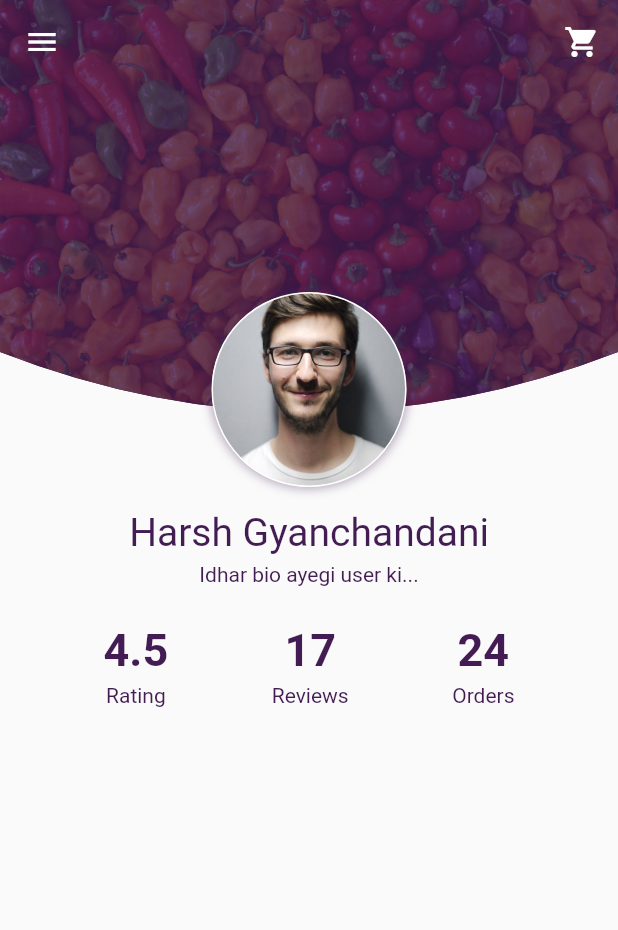
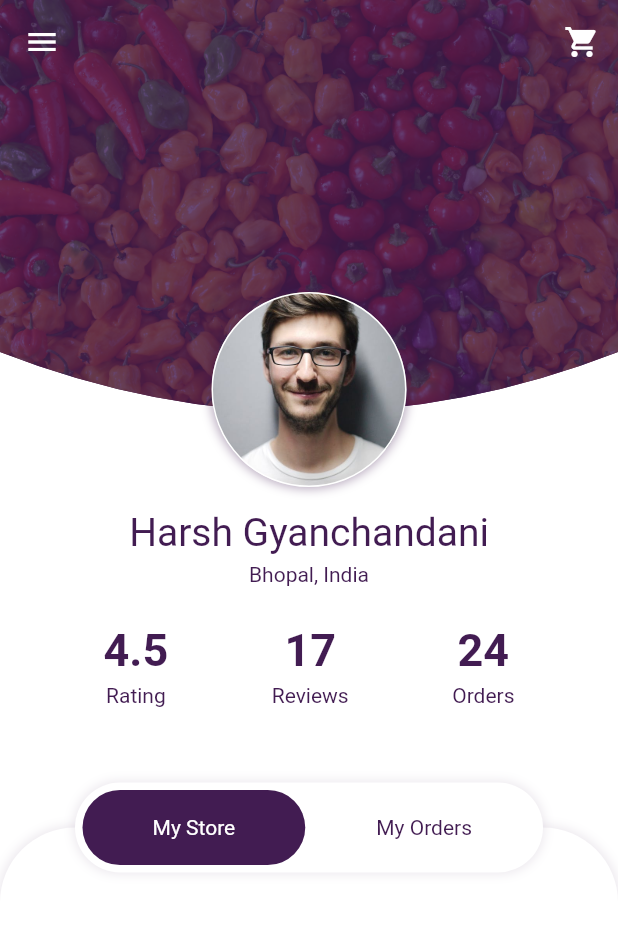
Before and after one commit to developer-arun/grocery_app, a Flutter app: the screen it shows after launch, on a phone screen of 412 x 824 dp. Shown: the top 930 px of the screen. Run offline on Flutter 3.47's test engine with Material 2 defaults, Android fonts, the phone set to English and light mode, and no system bars; our stand-ins replace flutter_custom_clippers.

Commit message:
added custom toggle bar

```diff
--- /dev/null
+++ b/lib/components/custom_toggle_bar.dart
@@ -0,0 +1,67 @@
+import 'package:flutter/material.dart';
+import 'package:grocery_app/utilities/constants.dart';
+
+class CustomToggleBar extends StatelessWidget {
+  const CustomToggleBar({
+    Key key,
+  }) : super(key: key);
+
+  @override
+  Widget build(BuildContext context) {
+    return Container(
+      height: 60,
+      padding: const EdgeInsets.all(5),
+      decoration: BoxDecoration(
+        color: kColorWhite,
+        borderRadius: BorderRadius.all(Radius.circular(30)),
+        boxShadow: [
+          BoxShadow(
+            color: kColorPurple.withOpacity(.1),
+            spreadRadius: 1,
+            blurRadius: 5,
+          ),
+        ],
+      ),
+      child: Row(
+        crossAxisAlignment: CrossAxisAlignment.stretch,
+        children: [
+          Expanded(
+            child: Container(
+              decoration: BoxDecoration(
+                color: kColorPurple,
+                borderRadius: BorderRadius.all(Radius.circular(25)),
+              ),
+              child: Center(
+                child: Text(
+                  'My Store',
+                  style: TextStyle(
+                    color: kColorWhite,
+                  ),
+                ),
+              ),
+            ),
+          ),
+          SizedBox(
+            width: 5,
+          ),
+          Expanded(
+            child: Container(
+              decoration: BoxDecoration(
+                color: kColorWhite,
+                borderRadius: BorderRadius.all(Radius.circular(25)),
+              ),
+              child: Center(
+                child: Text(
+                  'My Orders',
+                  style: TextStyle(
+                    color: kColorPurple,
+                  ),
+                ),
+              ),
+            ),
+          ),
+        ],
+      ),
+    );
+  }
+}
--- /dev/null
+++ b/lib/components/order_card.dart
@@ -0,0 +1,30 @@
+import 'package:flutter/material.dart';
+import 'package:grocery_app/utilities/constants.dart';
+
+class OrderCard extends StatelessWidget {
+  const OrderCard({
+    Key key,
+  }) : super(key: key);
+
+  @override
+  Widget build(BuildContext context) {
+    return Padding(
+      padding: const EdgeInsets.only(left: 20,top: 5,bottom: 5),
+      child: Container(
+        width: 150,
+        height: 200,
+        decoration: BoxDecoration(
+          color: kColorWhite,
+          borderRadius: BorderRadius.all(Radius.circular(10)),
+          boxShadow: [
+            BoxShadow(
+              color: kColorPurple.withOpacity(.1),
+              spreadRadius: 1,
+              blurRadius: 5,
+            ),
+          ],
+        ),
+      ),
+    );
+  }
+}
--- a/lib/screens/profile_screen.dart
+++ b/lib/screens/profile_screen.dart
@@ -1,7 +1,9 @@
 import 'package:flutter/cupertino.dart';
 import 'package:flutter/material.dart';
 import 'package:flutter_custom_clippers/flutter_custom_clippers.dart';
+import 'package:grocery_app/components/custom_toggle_bar.dart';
 import 'package:grocery_app/components/data_display_widget.dart';
+import 'package:grocery_app/components/order_card.dart';
 import 'package:grocery_app/utilities/constants.dart';
 
 class ProfileScreen extends StatefulWidget {
@@ -14,6 +16,7 @@ class _ProfileScreenState extends State<ProfileScreen> {
   Widget build(BuildContext context) {
     return Scaffold(
       extendBodyBehindAppBar: true,
+      backgroundColor: kColorWhite,
       appBar: AppBar(
         backgroundColor: kColorTransparent,
         elevation: 0,
@@ -36,7 +39,11 @@ class _ProfileScreenState extends State<ProfileScreen> {
           ),
         ],
       ),
-      body: Column(
+      body: CustomScrollView(
+        slivers: [
+          SliverFillRemaining(
+            hasScrollBody: false,
+            child: Column(
               crossAxisAlignment: CrossAxisAlignment.stretch,
               children: [
                 Stack(
@@ -54,7 +61,8 @@ class _ProfileScreenState extends State<ProfileScreen> {
                               image: AssetImage('assets/images/cover.jpg'),
                               fit: BoxFit.cover,
                               colorFilter: ColorFilter.mode(
-                            kColorPurple.withOpacity(.8), BlendMode.srcATop),
+                                  kColorPurple.withOpacity(.8),
+                                  BlendMode.srcATop),
                             ),
                           ),
                         ),
@@ -77,7 +85,8 @@ class _ProfileScreenState extends State<ProfileScreen> {
                               ),
                             ],
                             image: DecorationImage(
-                        image: AssetImage('assets/images/profile-pic.jpeg'),
+                              image:
+                                  AssetImage('assets/images/profile-pic.jpeg'),
                               fit: BoxFit.cover,
                             ),
                             border: Border.all(color: kColorWhite, width: 1),
@@ -102,7 +111,7 @@ class _ProfileScreenState extends State<ProfileScreen> {
                   height: 5,
                 ),
                 Text(
-            'Idhar bio ayegi user ki...',
+                  'Bhopal, India',
                   textAlign: TextAlign.center,
                   style: TextStyle(
                     color: kColorPurple,
@@ -129,6 +138,77 @@ class _ProfileScreenState extends State<ProfileScreen> {
                     ),
                   ],
                 ),
+                SizedBox(
+                  height: 50,
+                ),
+                Expanded(
+                  child: Stack(
+                    children: [
+                      Container(
+                        margin: const EdgeInsets.only(top: 30),
+                        width: double.infinity,
+                        decoration: BoxDecoration(
+                          color: kColorWhite,
+                          borderRadius: BorderRadius.only(
+                              topLeft: Radius.circular(50),
+                              topRight: Radius.circular(50)),
+                          boxShadow: [
+                            BoxShadow(
+                              color: kColorPurple.withOpacity(.1),
+                              spreadRadius: 1,
+                              blurRadius: 5,
+                            ),
+                          ],
+                        ),
+                      ),
+                      Positioned.fill(
+                        child: Align(
+                          alignment: Alignment.topCenter,
+                          child: Padding(
+                            padding: const EdgeInsets.symmetric(horizontal: 50,vertical: 0),
+                            child: CustomToggleBar(),
+                          ),
+                        ),
+                      ),
+                    ],
+                  ),
+                ),
+//            Padding(
+//              padding: const EdgeInsets.symmetric(horizontal: 30,vertical: 10),
+//              child: Wrap(
+//                alignment: WrapAlignment.spaceBetween,
+//                crossAxisAlignment: WrapCrossAlignment.end,
+//                children: [
+//                  Text(
+//                    'Past Orders',
+//                    style: TextStyle(
+//                      fontSize: 30,
+//                      color: kColorPurple,
+//                    ),
+//                  ),
+//                  Text(
+//                    'View All',
+//                    style: TextStyle(
+//                      fontSize: 20,
+//                      color: kColorPurple.withOpacity(.5),
+//                    ),
+//                  ),
+//                ],
+//              ),
+//            ),
+//            SingleChildScrollView(
+//              scrollDirection: Axis.horizontal,
+//              child: Row(
+//                children: [
+//                  OrderCard(),
+//                  OrderCard(),
+//                  OrderCard(),
+//                ],
+//              ),
+//            )
+              ],
+            ),
+          ),
         ],
       ),
     );
```
Lines whose indentation alone changed are shown as unchanged.
